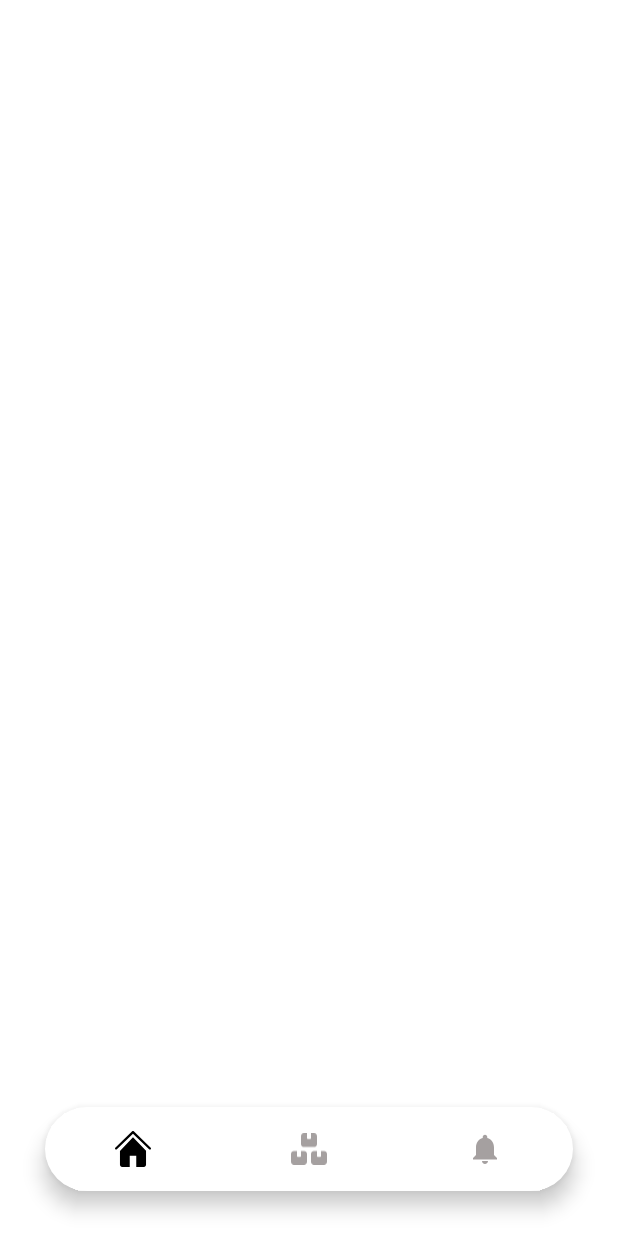
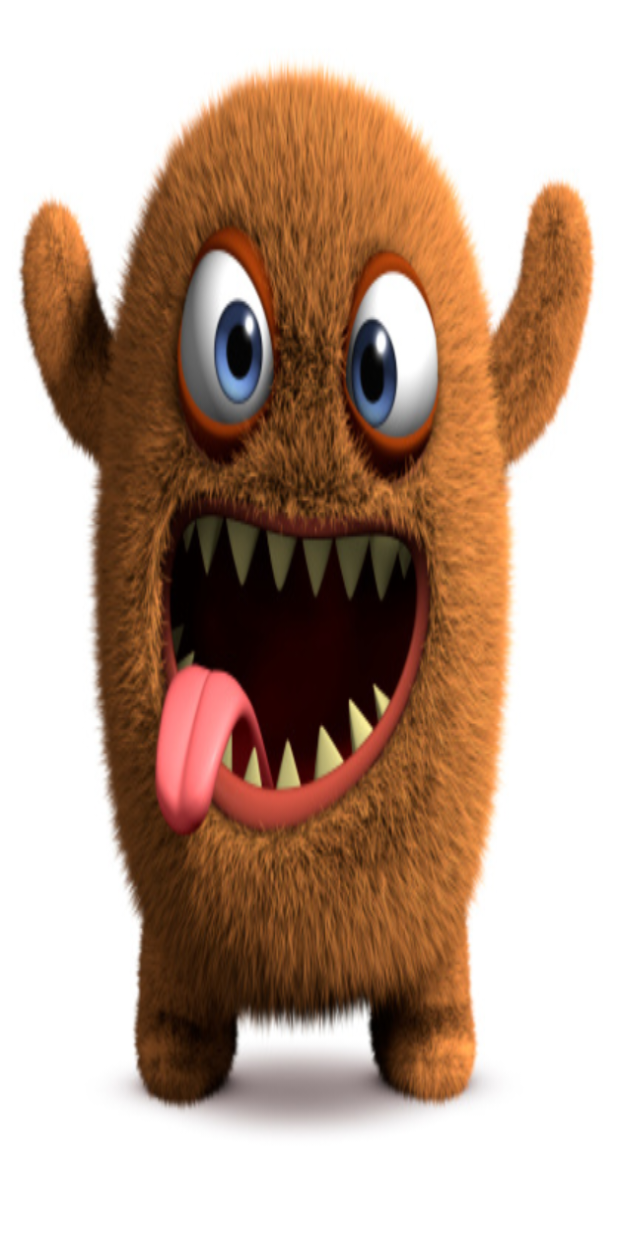
Before and after one commit to Mammuasyir/CRUD-with-rest-API, an Android app: the first screen one second after launch (MainActivity before the commit, SplashScreenActivity after it), on a phone screen of 412 x 824 dp. Run offline under Robolectric (Android 15) with nearby library versions, the light colour scheme and no system bars.

Commit message:
SplashScreen

```diff
--- a/app/src/main/java/com/rival/my_packet/adapter/paket/PaketAdapter.kt
+++ b/app/src/main/java/com/rival/my_packet/adapter/paket/PaketAdapter.kt
@@ -70,6 +70,7 @@ class PaketAdapter(var paket: List<ResultItem?>? = listOf()) :
                             if (response.body()?.status == 1) {
                                 Toast.makeText(context, "Berhasil hapus paket", Toast.LENGTH_SHORT)
                                     .show()
+
                                 paket?.get(position)
                                 notifyItemRemoved(paket?.indexOf(data)!!)
                                 itemCount.minus(-1)
--- /dev/null
+++ b/app/src/main/java/com/rival/my_packet/splashscreen/SplashScreenActivity.kt
@@ -0,0 +1,25 @@
+package com.rival.my_packet.splashscreen
+
+import android.content.Intent
+import androidx.appcompat.app.AppCompatActivity
+import android.os.Bundle
+import android.os.Handler
+import com.rival.my_packet.MainActivity
+import com.rival.my_packet.R
+
+class SplashScreenActivity : AppCompatActivity() {
+    override fun onCreate(savedInstanceState: Bundle?) {
+        super.onCreate(savedInstanceState)
+        setContentView(R.layout.activity_splash_screen)
+
+        supportActionBar?.hide()
+        window.statusBarColor = resources.getColor(R.color.white)
+
+
+        val handler = Handler()
+        handler.postDelayed({
+            val i = Intent(this, MainActivity::class.java)
+            startActivity(i)
+        }, 3000)
+    }
+}
--- a/app/src/main/java/com/rival/my_packet/ui/paket/SatpamPaketFragment.kt
+++ b/app/src/main/java/com/rival/my_packet/ui/paket/SatpamPaketFragment.kt
@@ -78,6 +78,7 @@ class SatpamPaketFragment : Fragment() {
         binding.fab.setOnClickListener {
             addPaket()
         }
+
 
         return binding.root
     }
@@ -168,8 +169,6 @@ class SatpamPaketFragment : Fragment() {
             btn_input_image.text = gambarzz
 
 
-
-
         } else {
             super.onActivityResult(requestCode, resultCode, data)
         }
--- /dev/null
+++ b/app/src/main/res/layout/activity_splash_screen.xml
@@ -0,0 +1,7 @@
+<?xml version="1.0" encoding="utf-8"?>
+<androidx.constraintlayout.widget.ConstraintLayout xmlns:android="http://schemas.android.com/apk/res/android"
+    xmlns:tools="http://schemas.android.com/tools"
+    android:layout_width="match_parent"
+    android:layout_height="match_parent"
+    android:background="@drawable/rodhi"
+    tools:context="splashscreen.SplashScreenActivity" />
--- a/app/src/main/res/values/colors.xml
+++ b/app/src/main/res/values/colors.xml
@@ -10,4 +10,5 @@
     <color name="abu">#7A7A7A</color>
     <color name="oren">#F16033</color>
     <color name="oren_gelap">#DA3603</color>
+    <color name="transparent">#BFD0D0D0</color>
 </resources>
```
Also changed, not shown: app/src/main/AndroidManifest.xml (+12 -8 lines), app/src/main/java/com/rival/my_packet/api/ApiServices.kt (+15 -16 lines), app/src/main/res/drawable/rodhi.jpg (added).
